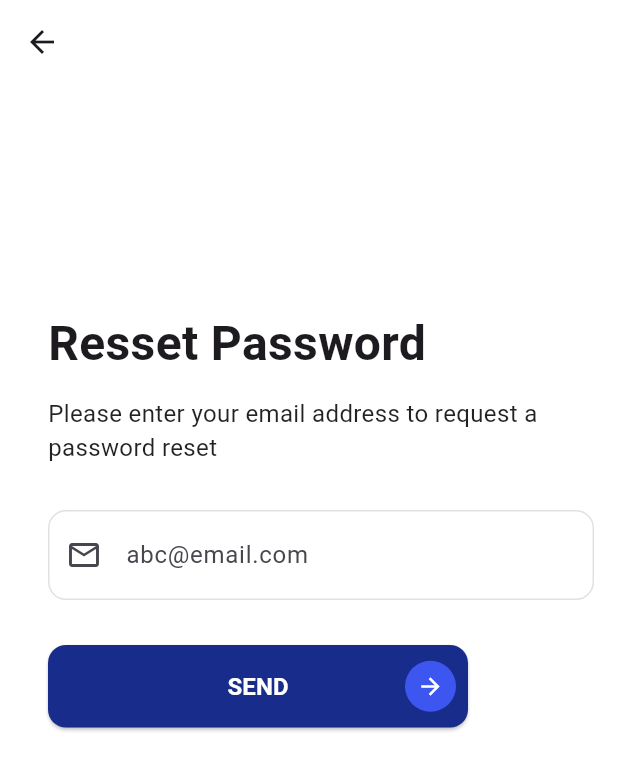
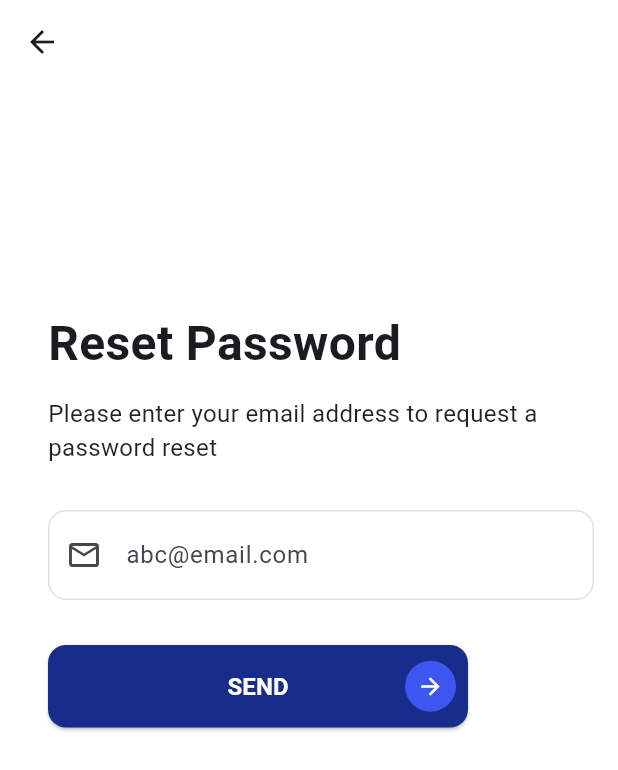
Before and after one commit to KristyleModin/UniVents_Website, a Flutter app: the ResetPasswordPage screen opened directly, on a phone screen of 412 x 824 dp. Shown: the top 770 px of the screen. Run offline on Flutter 3.47's test engine with Material 3 defaults, Android fonts, the phone set to English and light mode, and no system bars.

Commit message:
Change resset to reset

```diff
--- a/lib/src/views/public/Reset_Password_Page.dart
+++ b/lib/src/views/public/Reset_Password_Page.dart
@@ -30,7 +30,7 @@ class _ResetPasswordPageState extends State<ResetPasswordPage> {
           crossAxisAlignment: CrossAxisAlignment.start,
           children: [
             const Text(
-              "Resset Password",
+              "Reset Password",
               style: TextStyle(
                 fontWeight: FontWeight.bold,
                 fontSize: 32,
```
